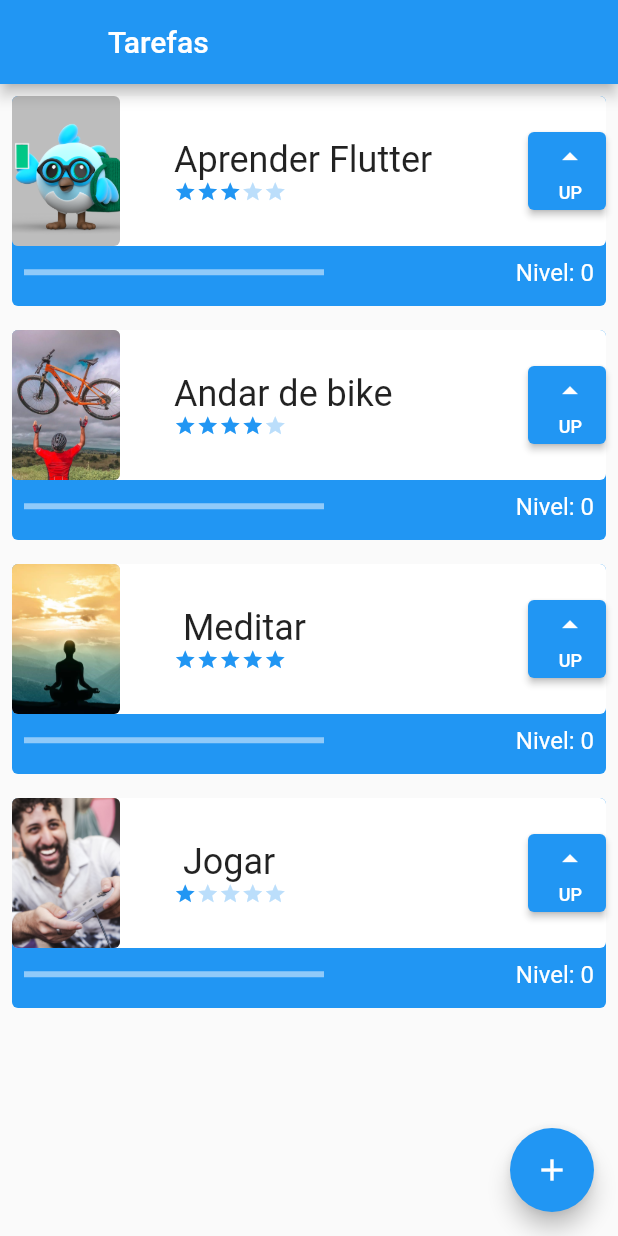
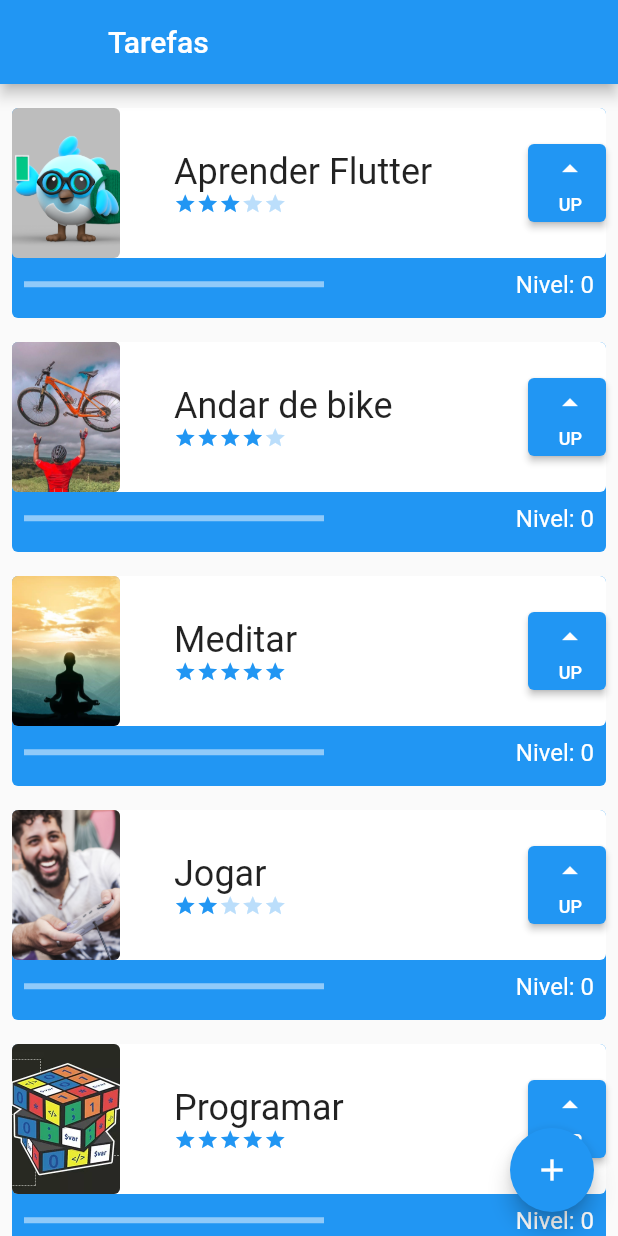
Before and after one commit to nickunger99/flutter, a Flutter app: the screen it shows after launch, on a phone screen of 412 x 824 dp. Run offline on Flutter 3.47's test engine with Material 2 defaults, Android fonts, the phone set to English and light mode, and no system bars.

Commit message:
refatoração

```diff
--- a/Alura 1/lib/components/task.dart
+++ b/Alura 1/lib/components/task.dart
@@ -8,14 +8,21 @@ class Task extends StatefulWidget {
   final String foto;
   final int dificuldade;
 
-  const Task(this.nome, this.foto, this.dificuldade, {super.key});
+  Task(this.nome, this.foto, this.dificuldade, {super.key});
+
+  int nivel = 0;
 
   @override
   State<Task> createState() => _TaskState();
 }
 
 class _TaskState extends State<Task> {
-  int nivel = 0;
+  bool assetOrNetwork() {
+    if (widget.foto.contains('http')) {
+      return false;
+    }
+    return true;
+  }
 
   @override
   Widget build(BuildContext context) {
@@ -45,12 +52,16 @@ class _TaskState extends State<Task> {
                       width: 72,
                       height: 100,
                       child: ClipRRect(
-                        borderRadius: BorderRadius.circular(4),
-                        child: Image.asset(
-                          widget.foto,
-                          fit: BoxFit.cover,
-                        ),
-                      ),
+                          borderRadius: BorderRadius.circular(4),
+                          child: assetOrNetwork()
+                              ? Image.asset(
+                                  widget.foto,
+                                  fit: BoxFit.cover,
+                                )
+                              : Image.network(
+                                  widget.foto,
+                                  fit: BoxFit.cover,
+                                )),
                     ),
                     Column(
                       mainAxisAlignment: MainAxisAlignment.center,
@@ -73,15 +84,15 @@ class _TaskState extends State<Task> {
                       height: 52,
                       width: 52,
                       child: ElevatedButton(
-                          onPressed: nivel / widget.dificuldade / 10 == 1
+                          onPressed: widget.nivel / widget.dificuldade / 10 == 1
                               ? null
                               : () {
                                   setState(() {
                                     // if (nivel / widget.dificuldade / 10 < 1)
-                                    nivel++;
+                                    widget.nivel++;
                                   });
                                   if (kDebugMode) {
-                                    print(nivel);
+                                    print(widget.nivel);
                                   }
                                 },
                           child: Column(
@@ -109,7 +120,7 @@ class _TaskState extends State<Task> {
                       child: LinearProgressIndicator(
                         color: Colors.white,
                         value: (widget.dificuldade > 0)
-                            ? (nivel / widget.dificuldade) / 10
+                            ? (widget.nivel / widget.dificuldade) / 10
                             : 1,
                       ),
                     ),
@@ -117,7 +128,7 @@ class _TaskState extends State<Task> {
                   Padding(
                     padding: const EdgeInsets.all(8.0),
                     child: Text(
-                      'Nivel: $nivel',
+                      'Nivel: ${widget.nivel}',
                       style: const TextStyle(color: Colors.white, fontSize: 16),
                     ),
                   ),
--- a/Alura 1/lib/data/task_inherited.dart
+++ b/Alura 1/lib/data/task_inherited.dart
@@ -8,10 +8,11 @@ class TaskInherited extends InheritedWidget {
   }) : super(child: child);
 
   final List<Task> taskList = [
-    Task('Aprender Flutter', 'assets/images/flutter.png', 3),
-    Task('Andar de bike', 'assets/images/bike.jpg', 4),
-    Task(' Meditar', 'assets/images/meditar.jpeg', 5),
-    Task(' Jogar', 'assets/images/jogo.jpg', 1),
+     Task('Aprender Flutter', 'assets/images/flutter.png', 3),
+     Task('Andar de bike', 'assets/images/bike.jpg', 4),
+     Task('Meditar', 'assets/images/meditar.jpeg', 5),
+     Task('Jogar', 'assets/images/jogo.jpg', 2),
+     Task('Programar', 'assets/images/programar.webp', 5),
   ];
 
   void newTask(String name, String photo, int difficulty){
--- a/Alura 1/lib/screens/initial_screen.dart
+++ b/Alura 1/lib/screens/initial_screen.dart
@@ -2,7 +2,6 @@ import 'package:Tasks/data/task_inherited.dart';
 import 'package:Tasks/screens/form_screen.dart';
 import 'package:flutter/material.dart';
 
-import '../components/task.dart';
 
 class InitialScreen extends StatefulWidget {
   const InitialScreen({super.key});
@@ -20,6 +19,7 @@ class _InitialScreenState extends State<InitialScreen> {
         title: const Text('Tarefas'),
       ),
       body: ListView(
+        padding: const EdgeInsets.only(top: 8, bottom: 70),
         children: TaskInherited.of(context).taskList,
       ),
       floatingActionButton: FloatingActionButton(
```
Also changed, not shown: Alura 1/lib/screens/form_screen.dart (+25 -8 lines), Alura 1/assets/images/programar.webp (added).
